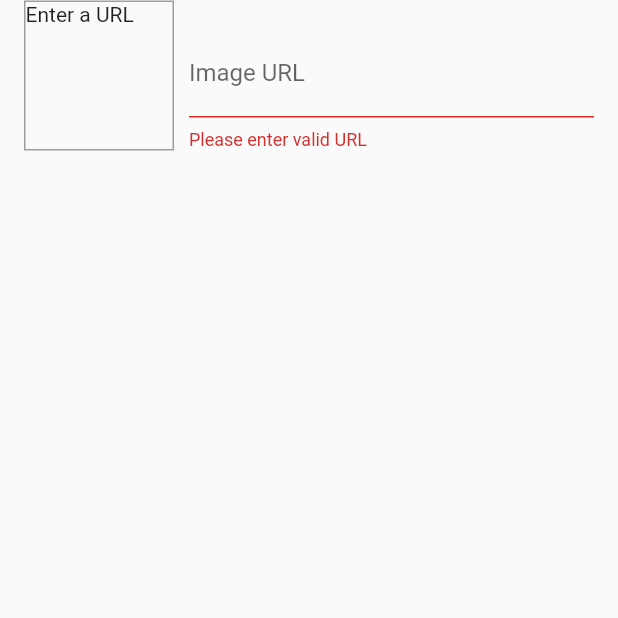
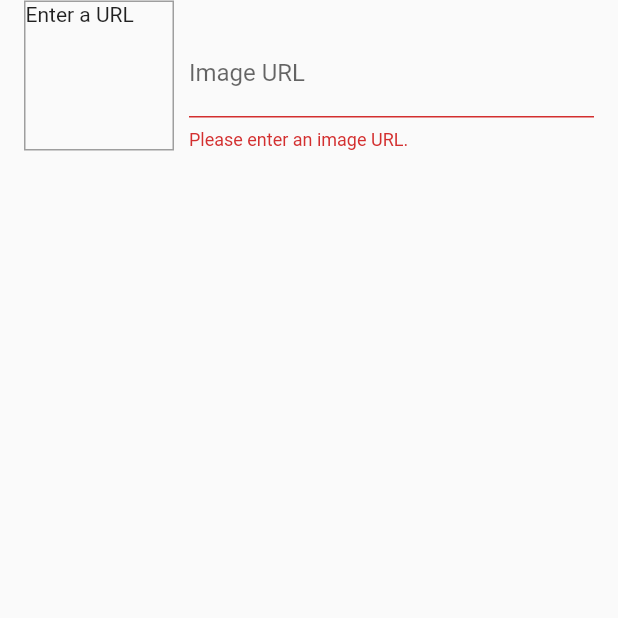
Before and after one commit to sravanpabolu/ShopAppFlutterTraining, a Flutter app: the EditProductScreen screen opened by its route, after a tap on the "save" icon, on a phone screen of 412 x 824 dp, the part 541-1159 px from its top. Run offline on Flutter 3.47's test engine with Material 2 defaults, Android fonts, the phone set to English and light mode, and no system bars; network calls fail.

Commit message:
Minor validations

```diff
--- a/lib/screens/edit_product_screen.dart
+++ b/lib/screens/edit_product_screen.dart
@@ -64,8 +64,7 @@ class _EditProductScreenState extends State<EditProductScreen> {
 
   void _updateImageUrl() {
     if (!_imageURLFocusNode.hasFocus) {
-      if (_imageUrlController.text.isEmpty ||
-          (!_imageUrlController.text.startsWith('http') &&
+      if ((!_imageUrlController.text.startsWith('http') &&
               _imageUrlController.text.startsWith('https')) ||
           (!_imageUrlController.text.endsWith('.png') &&
               !_imageUrlController.text.endsWith('.jpg') &&
@@ -84,7 +83,8 @@ class _EditProductScreenState extends State<EditProductScreen> {
     _formKey.currentState.save();
 
     if (_editedProduct.id != null) {
-      Provider.of<Products>(context, listen: false).updateProduct(_editedProduct.id, _editedProduct);
+      Provider.of<Products>(context, listen: false)
+          .updateProduct(_editedProduct.id, _editedProduct);
     } else {
       Provider.of<Products>(context, listen: false).addProduct(_editedProduct);
     }
@@ -222,13 +222,17 @@ class _EditProductScreenState extends State<EditProductScreen> {
                       focusNode: _imageURLFocusNode,
                       onFieldSubmitted: (_) => _saveForm(),
                       validator: (value) {
-                        if (_imageUrlController.text.isEmpty ||
-                            (!_imageUrlController.text.startsWith('http') &&
-                                _imageUrlController.text.startsWith('https')) ||
-                            (!_imageUrlController.text.endsWith('.png') &&
-                                !_imageUrlController.text.endsWith('.jpg') &&
-                                !_imageUrlController.text.endsWith('.jpeg'))) {
-                          return 'Please enter valid URL';
+                        if (value.isEmpty) {
+                          return 'Please enter an image URL.';
+                        }
+                        if (!value.startsWith('http') &&
+                            !value.startsWith('https')) {
+                          return 'Please enter a valid URL.';
+                        }
+                        if (!value.endsWith('.png') &&
+                            !value.endsWith('.jpg') &&
+                            !value.endsWith('.jpeg')) {
+                          return 'Please enter a valid image URL.';
                         }
                         return null;
                       },
```
